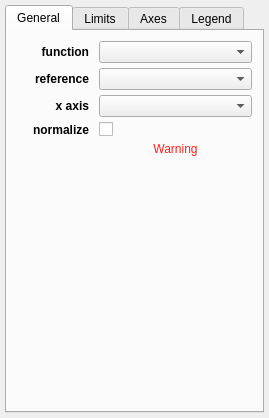
Above: glue/viewers/profile/qt/options_widget.ui from glue-viz/glue before the change. Below: the same form after it.
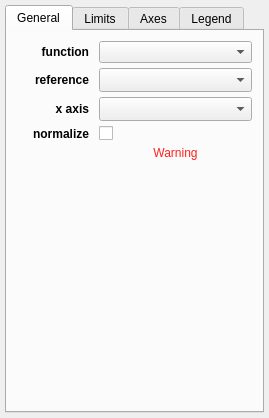
That is the form after the change. Custom widgets are drawn as their Qt base class.

What changed in the file:
```diff
--- a/glue/viewers/profile/qt/options_widget.ui
+++ b/glue/viewers/profile/qt/options_widget.ui
@@ -79,7 +79,7 @@
        <item row="2" column="1" colspan="2">
         <widget class="QComboBox" name="combosel_x_att">
          <property name="sizeAdjustPolicy">
-          <enum>QComboBox::AdjustToMinimumContentsLength</enum>
+          <enum>QComboBox::AdjustToMinimumContentsLengthWithIcon</enum>
          </property>
         </widget>
        </item>
@@ -170,7 +170,7 @@
        <item row="1" column="1" colspan="2">
         <widget class="QComboBox" name="combosel_reference_data">
          <property name="sizeAdjustPolicy">
-          <enum>QComboBox::AdjustToMinimumContentsLength</enum>
+          <enum>QComboBox::AdjustToMinimumContentsLengthWithIcon</enum>
          </property>
         </widget>
        </item>
```
